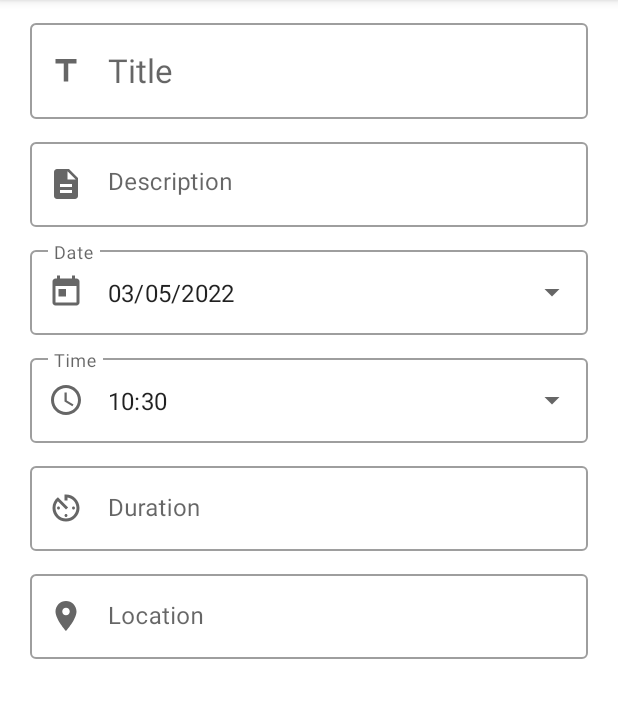
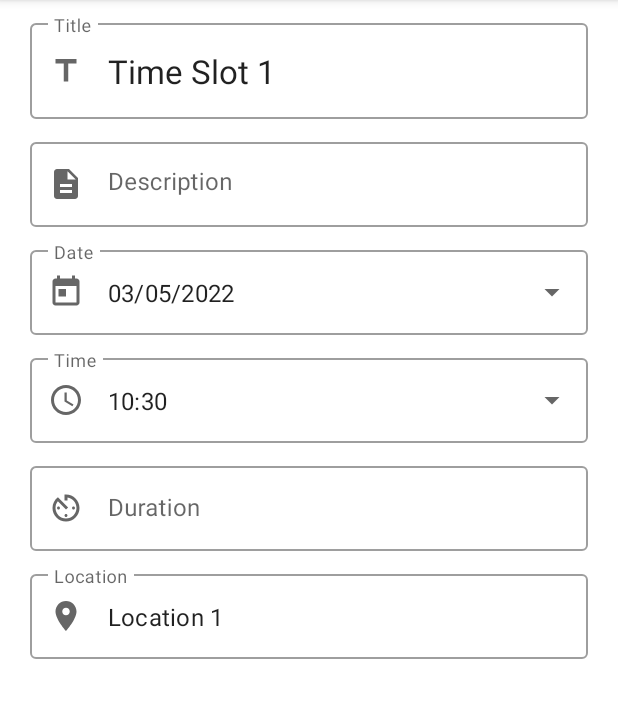
Before and after one commit to francescofiorella/time_banking, an Android app: the screen it shows after launch (MainActivity), after a tap on "Edit", on a phone screen of 412 x 824 dp, the part 84-802 px from its top. Run offline under Robolectric (Android 15) with nearby library versions, the phone set to English and light mode, and no system bars; our stand-ins replace data binding, navigation-ui; 2 statements that could not run were skipped.

Commit message:
add fragment comunication

```diff
--- a/app/src/main/java/com/polito/timebanking/MainActivity.kt
+++ b/app/src/main/java/com/polito/timebanking/MainActivity.kt
@@ -8,6 +8,7 @@ import androidx.databinding.DataBindingUtil
 import androidx.navigation.NavController
 import androidx.navigation.fragment.NavHostFragment
 import androidx.navigation.ui.setupWithNavController
+import com.google.gson.Gson
 import com.polito.timebanking.databinding.ActivityMainBinding
 
 class MainActivity : AppCompatActivity() {
@@ -33,7 +34,9 @@ class MainActivity : AppCompatActivity() {
                 R.id.edit -> {
                     when (navController?.currentDestination?.id) {
                         R.id.timeSlotDetailsFragment -> {
-                            navController?.navigate(R.id.action_timeSlotDetailsFragment_to_timeSlotEditFragment)
+                            navController?.navigate(R.id.action_timeSlotDetailsFragment_to_timeSlotEditFragment, Bundle().apply {
+                                putString("timeslot_key",  "")
+                            })
                             true
                         }
                         R.id.showProfileFragment -> {
--- a/app/src/main/java/com/polito/timebanking/TimeSlotEditFragment.kt
+++ b/app/src/main/java/com/polito/timebanking/TimeSlotEditFragment.kt
@@ -8,7 +8,9 @@ import android.widget.TextView
 import androidx.databinding.DataBindingUtil
 import androidx.fragment.app.Fragment
 import androidx.fragment.app.viewModels
+import com.google.gson.Gson
 import com.polito.timebanking.databinding.FragmentTimeSlotEditBinding
+import com.polito.timebanking.models.TimeSlot
 import com.polito.timebanking.utils.DatePickerButton
 import com.polito.timebanking.utils.TimePickerButton
 import com.polito.timebanking.viewmodels.TimeSlotViewModel
@@ -29,9 +31,14 @@ class TimeSlotEditFragment: Fragment() {
     ): View {
         binding = DataBindingUtil
             .inflate(inflater, R.layout.fragment_time_slot_edit, container, false)
+
+        requireArguments().getString("timeslot_key").also {
+            if (!it.isNullOrEmpty()) {
+                viewModel.timeslot = Gson().fromJson(it, TimeSlot::class.java)
+            }
+        }
+        (activity as MainActivity).supportActionBar?.setHomeAsUpIndicator(R.drawable.ic_arrow_back)
         binding.timeSlot = viewModel.timeslot
-
-        (activity as MainActivity).supportActionBar?.setHomeAsUpIndicator(R.drawable.ic_arrow_back)
 
         return binding.root
     }
--- a/app/src/main/java/com/polito/timebanking/TimeSlotListFragment.kt
+++ b/app/src/main/java/com/polito/timebanking/TimeSlotListFragment.kt
@@ -46,7 +46,9 @@ class TimeSlotListFragment: Fragment(), TimeSlotListener{
         super.onViewCreated(view, savedInstanceState)
 
         binding.addFab.setOnClickListener {
-            findNavController().navigate(R.id.action_timeSlotListFragment_to_timeSlotEditFragment)
+            findNavController().navigate(R.id.action_timeSlotListFragment_to_timeSlotEditFragment, Bundle().apply {
+                putString("timeslot_key",null)
+            })
         }
     }
 
@@ -60,11 +62,7 @@ class TimeSlotListFragment: Fragment(), TimeSlotListener{
     override fun onEditClickListener(timeSlot: TimeSlot, position: Int) {
         // TODO: pass timeSlot parameters to editFragment
         findNavController().navigate(R.id.action_timeSlotListFragment_to_timeSlotEditFragment, Bundle().apply{
-
-            putString("tstitle", timeSlotList.elementAt(position).title)
-            //putString("tsdescription",timeSlotList.elementAt(position).description)
-            //putString("tsduration",timeSlotList.elementAt(position).duration)
-            putString("tslocation",timeSlotList.elementAt(position).location)
+            putString("timeslot_key", Gson().toJson(timeSlotList[position]) ?: "")
         })
     }
 }
--- a/app/src/main/res/navigation/navigation_graph.xml
+++ b/app/src/main/res/navigation/navigation_graph.xml
@@ -16,37 +16,7 @@
         <action
             android:id="@+id/action_timeSlotListFragment_to_timeSlotDetailsFragment"
             app:destination="@id/timeSlotDetailsFragment" />
-        <argument
-            android:name="tstitle"
-            app:argType="string"
-            android:defaultValue="null" />
-        <argument
-            android:name="tsdescription"
-            app:argType="string"
-            android:defaultValue="null" />
-        <argument
-            android:name="tsyear"
-            app:argType="integer" />
-        <argument
-            android:name="tsmonth"
-            app:argType="integer" />
-        <argument
-            android:name="tsday"
-            app:argType="integer" />
-        <argument
-            android:name="tshour"
-            app:argType="integer" />
-        <argument
-            android:name="tsminute"
-            app:argType="integer" />
-        <argument
-            android:name="tsduration"
-            app:argType="string"
-            android:defaultValue="null" />
-        <argument
-            android:name="tslocation"
-            app:argType="string"
-            android:defaultValue="null" />
+
     </fragment>
 
     <fragment
```
